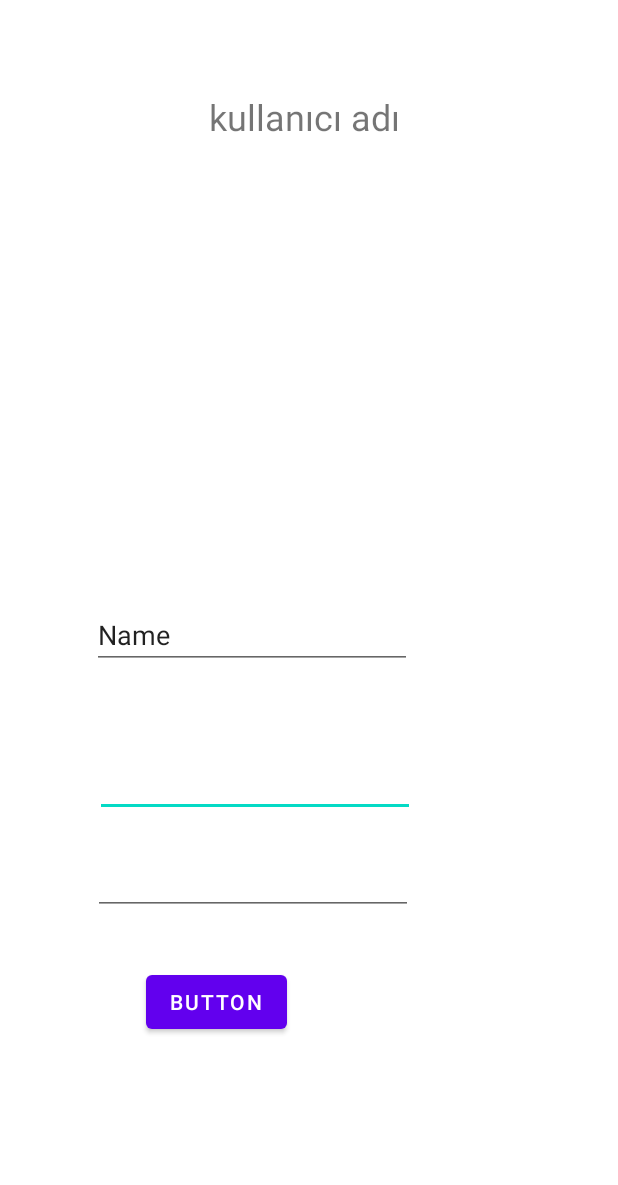
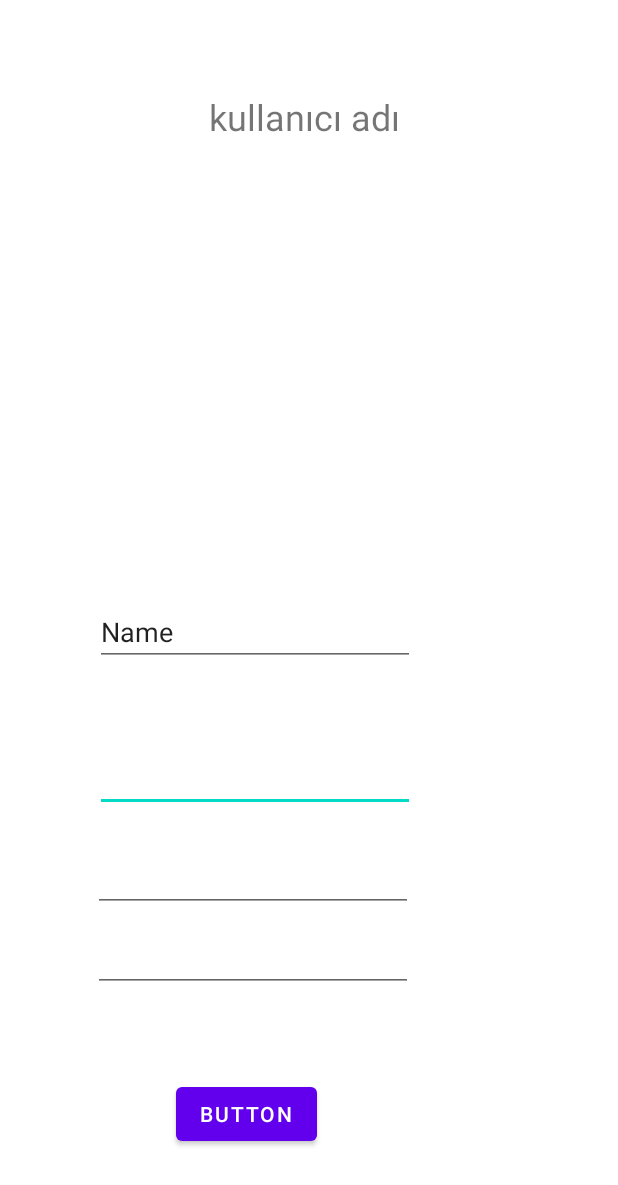
Before and after one commit to suhaozdemir/moviesprojectqs, an Android app: the layout activity_edit_profile.xml on its own in the app's theme, with its tools: preview values and no code run, on a phone screen of 412 x 824 dp. Shown: the top 1185 px of the screen. Run offline under Robolectric (Android 15) with nearby library versions, the phone set to English and light mode, and no system bars.

```diff
--- a/app/src/main/java/com/quadsoft/moviesprojectqs/HomeActivity.kt
+++ b/app/src/main/java/com/quadsoft/moviesprojectqs/HomeActivity.kt
@@ -23,11 +23,11 @@ class HomeActivity : AppCompatActivity() {
         if(currentUser != null){
             val intent = Intent(this,MainActivity::class.java)
             startActivity(intent)
-            Toast.makeText(this, "Tekrar Hoşgeldin: ${currentUser.email.toString()}",Toast.LENGTH_LONG).show()
+            Toast.makeText(this, "Welcome ${currentUser.email.toString()}",Toast.LENGTH_LONG).show()
             finish()
         }
 
-        //Label ile register ekranına gitme
+        //Registera dönüş
         btnSignUp.setOnClickListener {
             val intent = Intent(this, RegisterActivity::class.java)
             startActivity(intent)
@@ -44,7 +44,7 @@ class HomeActivity : AppCompatActivity() {
             if(task.isSuccessful){
 
                 val loggedUser = auth.currentUser?.email.toString()
-                Toast.makeText(this, "Hoşgeldin: ${loggedUser}",Toast.LENGTH_LONG).show()
+                Toast.makeText(this, "Welcome ${loggedUser}",Toast.LENGTH_LONG).show()
                 //progressBar.visibility = View.VISIBLE
                 val intent = Intent(this,MainActivity::class.java)
                 startActivity(intent)
--- a/app/src/main/java/com/quadsoft/moviesprojectqs/MyAdapter.kt
+++ b/app/src/main/java/com/quadsoft/moviesprojectqs/MyAdapter.kt
@@ -16,7 +16,7 @@ class MyAdapter(private val dataList: MutableList<Result>) : RecyclerView.Adapte
     private lateinit var context : Context
     override fun onCreateViewHolder(parent: ViewGroup, viewType: Int): MyHolder {
         context = parent.context
-        return  MyHolder(LayoutInflater.from(context).inflate(R.layout.item_view,parent,false))
+        return MyHolder(LayoutInflater.from(context).inflate(R.layout.item_view,parent,false))
     }
 
     override fun onBindViewHolder(holder: MyHolder, position: Int) {
@@ -55,7 +55,7 @@ class MyAdapter(private val dataList: MutableList<Result>) : RecyclerView.Adapte
             val filmresim = "https://image.tmdb.org/t/p/w500" + data2.posterPath
             val intent3= Intent(context,DetailsActivity::class.java)
             intent3.putExtra("KeyFilmAdi",filmisim)
-            intent3.putExtra("KeyPuan",filmpuan)
+            intent3.putExtra("KeyPuan",filmpuan.toString())
             intent3.putExtra("KeyAciklama",filmaciklama)
             intent3.putExtra("KeyResim",filmresim)
             context.startActivity(intent3)
--- a/app/src/main/java/com/quadsoft/moviesprojectqs/RegisterActivity.kt
+++ b/app/src/main/java/com/quadsoft/moviesprojectqs/RegisterActivity.kt
@@ -7,6 +7,7 @@ import android.view.View
 import android.widget.Toast
 import com.google.firebase.auth.FirebaseAuth
 import com.google.firebase.database.FirebaseDatabase
+import com.google.firebase.ktx.Firebase
 import kotlinx.android.synthetic.main.activity_register.*
 
 class RegisterActivity : AppCompatActivity() {
@@ -34,11 +35,14 @@ class RegisterActivity : AppCompatActivity() {
         val email = txtEmail.text.toString()
         val password = txtPassword.text.toString()
 
+
         auth.createUserWithEmailAndPassword(email,password).addOnCompleteListener { task ->
             //async
             if(task.isSuccessful){
                 //next activity
-                val user = User(username,email,password)
+                val currentUser = auth.currentUser
+                val id = currentUser!!.uid
+                val user = User(username,email,password,id)
                 FirebaseDatabase.getInstance().getReference("Users")
                     .child(FirebaseAuth.getInstance().currentUser!!.uid)
                     .setValue(user)
--- a/app/src/main/java/com/quadsoft/moviesprojectqs/User.kt
+++ b/app/src/main/java/com/quadsoft/moviesprojectqs/User.kt
@@ -1,5 +1,5 @@
 package com.quadsoft.moviesprojectqs
 
 //User sınıfı ve yapıcı constructor
-class User (var username:String, var email:String, var password:String){
+class User (var username:String, var email:String, var password:String, var id:String){
 }
--- /dev/null
+++ b/app/src/main/java/com/quadsoft/moviesprojectqs/UserMovies.kt
@@ -0,0 +1,5 @@
+package com.quadsoft.moviesprojectqs
+
+class UserMovies(var id:String, var name:String, var rating: String, var details:String, var imgpath:String){
+
+}
--- a/app/src/main/java/com/quadsoft/moviesprojectqs/activityProfile.kt
+++ b/app/src/main/java/com/quadsoft/moviesprojectqs/activityProfile.kt
@@ -19,6 +19,7 @@ class activityProfile : AppCompatActivity() {
 
         auth = FirebaseAuth.getInstance()
         bottomBarsetup()
+
     }
 
 
--- a/app/src/main/res/layout/activity_arsiv.xml
+++ b/app/src/main/res/layout/activity_arsiv.xml
@@ -19,4 +19,10 @@
 
 
     </com.google.android.material.bottomnavigation.BottomNavigationView>
+
+    <androidx.recyclerview.widget.RecyclerView
+        android:layout_width="409dp"
+        android:layout_height="544dp"
+        tools:layout_editor_absoluteX="1dp"
+        tools:layout_editor_absoluteY="1dp" />
 </androidx.constraintlayout.widget.ConstraintLayout>
--- a/app/src/main/res/layout/activity_details.xml
+++ b/app/src/main/res/layout/activity_details.xml
@@ -85,10 +85,10 @@
         android:layout_marginBottom="15dp"
         android:text="Daha sonra izla"
         app:layout_constraintBottom_toBottomOf="parent"
-        app:layout_constraintEnd_toStartOf="@+id/button3" />
+        app:layout_constraintEnd_toStartOf="@+id/btLike" />
 
     <Button
-        android:id="@+id/button3"
+        android:id="@+id/btLike"
         android:layout_width="wrap_content"
         android:layout_height="wrap_content"
         android:layout_marginEnd="10dp"
--- a/app/src/main/res/layout/activity_edit_profile.xml
+++ b/app/src/main/res/layout/activity_edit_profile.xml
@@ -11,7 +11,7 @@
         android:layout_width="134dp"
         android:layout_height="0dp"
         android:layout_marginTop="61dp"
-        android:layout_marginBottom="55dp"
+        android:layout_marginBottom="54dp"
         android:text="kullanıcı adı"
         android:textSize="24dp"
         app:layout_constraintBottom_toTopOf="@+id/edtxt_Username"
@@ -24,7 +24,7 @@
         android:layout_width="wrap_content"
         android:layout_height="wrap_content"
         android:layout_marginStart="1dp"
-        android:layout_marginBottom="20dp"
+        android:layout_marginBottom="21dp"
         android:ems="10"
         android:inputType="textEmailAddress"
         app:layout_constraintBottom_toTopOf="@+id/edtxt_Password"
@@ -36,37 +36,46 @@
         android:layout_width="wrap_content"
         android:layout_height="wrap_content"
         android:layout_marginStart="62dp"
-        android:layout_marginBottom="34dp"
+        android:layout_marginBottom="8dp"
         android:ems="10"
-        android:inputType="textPassword"
-        app:layout_constraintBottom_toTopOf="@+id/bt_Update"
+        app:layout_constraintBottom_toTopOf="@+id/newPass"
         app:layout_constraintStart_toStartOf="parent"
         app:layout_constraintTop_toBottomOf="@+id/edtxt_Email" />
+
+    <EditText
+        android:id="@+id/newPass"
+        android:layout_width="wrap_content"
+        android:layout_height="wrap_content"
+        android:layout_marginBottom="57dp"
+        android:ems="10"
+        app:layout_constraintBottom_toTopOf="@+id/bt_Update"
+        app:layout_constraintStart_toStartOf="@+id/edtxt_Password"
+        app:layout_constraintTop_toBottomOf="@+id/edtxt_Password" />
 
     <EditText
         android:id="@+id/edtxt_Username"
         android:layout_width="wrap_content"
         android:layout_height="wrap_content"
-        android:layout_marginBottom="53dp"
+        android:layout_marginBottom="52dp"
         android:ems="10"
         android:inputType="textPersonName"
         android:text="Name"
         app:layout_constraintBottom_toTopOf="@+id/edtxt_Email"
-        app:layout_constraintEnd_toEndOf="@+id/txtShowName"
-        app:layout_constraintStart_toStartOf="@+id/edtxt_Password"
+        app:layout_constraintEnd_toEndOf="@+id/edtxt_Email"
+        app:layout_constraintStart_toStartOf="@+id/edtxt_Email"
         app:layout_constraintTop_toBottomOf="@+id/txtShowName" />
 
     <Button
         android:id="@+id/bt_Update"
         android:layout_width="wrap_content"
         android:layout_height="wrap_content"
-        android:layout_marginStart="35dp"
-        android:layout_marginBottom="132dp"
-        android:onClick="updateFun"
+
+        android:layout_marginStart="117dp"
+        android:layout_marginBottom="57dp"
         android:text="Button"
         app:layout_constraintBottom_toBottomOf="parent"
-        app:layout_constraintStart_toStartOf="@+id/edtxt_Password"
-        app:layout_constraintTop_toBottomOf="@+id/edtxt_Password" />
+        app:layout_constraintStart_toStartOf="parent"
+        app:layout_constraintTop_toBottomOf="@+id/newPass" />
 
 
 </androidx.constraintlayout.widget.ConstraintLayout>
```
Also changed, not shown: app/src/main/AndroidManifest.xml (+9 -8 lines), app/src/main/java/com/quadsoft/moviesprojectqs/DetailsActivity.kt (+33 -0 lines), app/src/main/java/com/quadsoft/moviesprojectqs/EditProfileActivity.kt (+44 -8 lines), app/src/main/java/com/quadsoft/moviesprojectqs/MainActivity.kt (+1 -18 lines), app/src/main/res/layout/activity_favorites.xml (added, +9 -0 lines).
